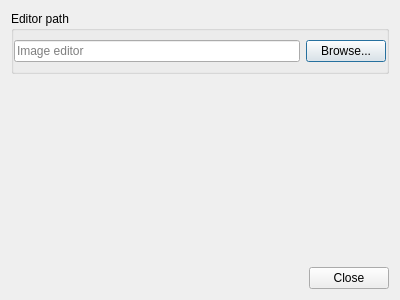
This is forms/settings.ui in veeti/vendace as Qt 5 draws it before an edit. The edited form follows.
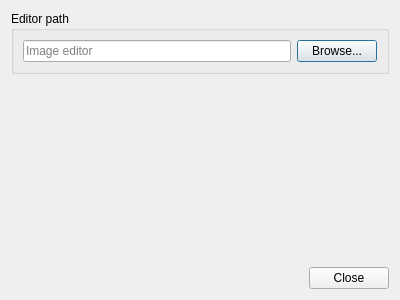
This is the edited form.

Commit message: Add back margins for editor group box

```diff
--- a/forms/settings.ui
+++ b/forms/settings.ui
@@ -28,12 +28,6 @@
         <string>Editor path</string>
        </property>
        <layout class="QVBoxLayout" name="verticalLayout_2">
-        <property name="leftMargin">
-         <number>0</number>
-        </property>
-        <property name="rightMargin">
-         <number>0</number>
-        </property>
         <item>
          <layout class="QHBoxLayout" name="horizontalLayout">
           <item>
```
